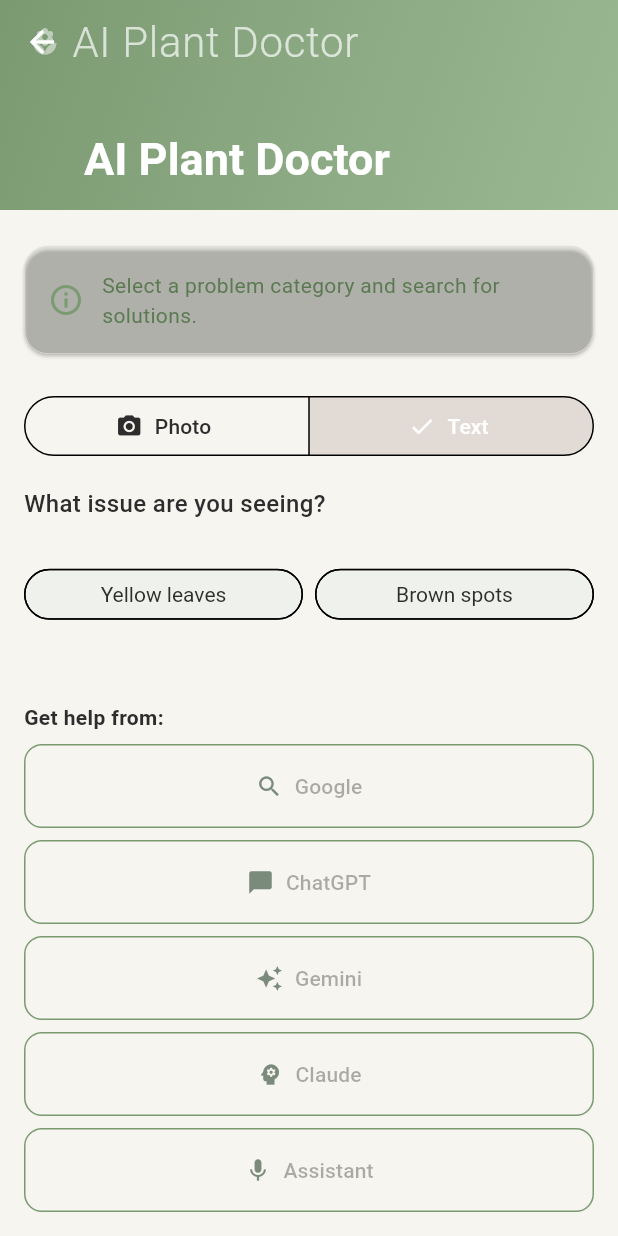
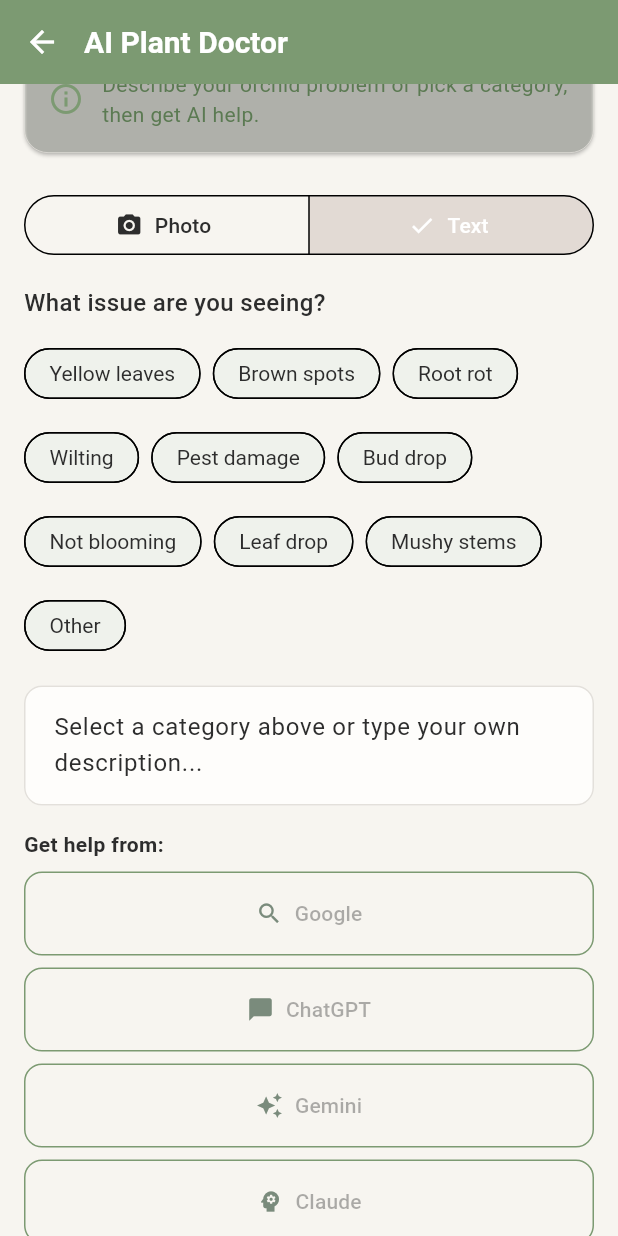
Before and after one commit to AllStarPlumberBob/OrchidLife-public, a Flutter app: the AIHandoffScreen screen opened directly, scrolled down 134 dp, after a tap on "Text", on a phone screen of 412 x 824 dp. Run offline on Flutter 3.47's test engine with Material 3 defaults, Android fonts, the phone set to English and light mode, and no system bars; our stand-ins replace drift, flutter_local_notifications, image_picker, permission_handler, share_plus, shared_preferences and 1 more; missing offline and left inert: android_intent_plus, light_sensor; accounts and stored records are empty; generated files the repository leaves out were written again.

Commit message:
fix: AI Plant Doctor bottom padding and free-text input UX
Add bottom system inset padding so service buttons aren't hidden behind
the transparent Android nav bar. Replace the dead-end category-only text
mode with a free-text TextField that auto-populates from chip selection
and also accepts custom descriptions.

Co-Authored-By: Claude Opus 4.6 <noreply@anthropic.com>

```diff
--- a/lib/screens/tools_screen.dart
+++ b/lib/screens/tools_screen.dart
@@ -562,6 +562,8 @@ class _AIHandoffScreenState extends State<AIHandoffScreen> {
   final _promptController = TextEditingController(
     text: 'I have an orchid with a problem. Can you identify any health issues and suggest treatment?',
   );
+  final _textDescriptionController = TextEditingController();
+  final _textDescriptionFocusNode = FocusNode();
 
   static const List<String> _problemCategories = [
     'Yellow leaves',
@@ -576,7 +578,32 @@ class _AIHandoffScreenState extends State<AIHandoffScreen> {
     'Other',
   ];
 
-  bool get _hasSelection => _selectedImage != null || _selectedProblem != null;
+  static const Map<String, String> _problemPrompts = {
+    'Yellow leaves': 'My orchid has yellow leaves. What could be causing this and how should I treat it?',
+    'Brown spots': 'My orchid has brown spots on its leaves. What is causing this and what should I do?',
+    'Root rot': 'I think my orchid has root rot. How do I confirm this and save the plant?',
+    'Wilting': 'My orchid is wilting even though I water it. What could be wrong and how do I fix it?',
+    'Pest damage': 'My orchid appears to have pest damage. How do I identify the pest and treat it?',
+    'Bud drop': 'My orchid keeps dropping its buds before they bloom. What causes this and how do I prevent it?',
+    'Not blooming': 'My orchid hasn\'t bloomed in a long time. How can I encourage it to bloom again?',
+    'Leaf drop': 'My orchid is losing its leaves. What could be causing this and how should I respond?',
+    'Mushy stems': 'My orchid has mushy or soft stems. Is this a sign of disease and what should I do?',
+  };
+
+  bool get _hasSelection =>
+      _selectedImage != null ||
+      _selectedProblem != null ||
+      _textDescriptionController.text.trim().isNotEmpty;
+
+  @override
+  void initState() {
+    super.initState();
+    _textDescriptionController.addListener(_onTextDescriptionChanged);
+  }
+
+  void _onTextDescriptionChanged() {
+    setState(() {});
+  }
 
   @override
   Widget build(BuildContext context) {
@@ -590,7 +617,10 @@ class _AIHandoffScreenState extends State<AIHandoffScreen> {
           SliverFillRemaining(
             hasScrollBody: false,
             child: Padding(
-              padding: const EdgeInsets.all(16),
+              padding: EdgeInsets.fromLTRB(
+                16, 16, 16,
+                16 + MediaQuery.of(context).padding.bottom,
+              ),
               child: Column(
                 crossAxisAlignment: CrossAxisAlignment.stretch,
                 children: [
@@ -606,7 +636,7 @@ class _AIHandoffScreenState extends State<AIHandoffScreen> {
                           Expanded(
                             child: Text(
                               _isTextMode
-                                  ? 'Select a problem category and search for solutions.'
+                                  ? 'Describe your orchid problem or pick a category, then get AI help.'
                                   : 'Take a photo of your orchid and send it to an AI assistant for diagnosis.',
                               style: const TextStyle(color: AppTheme.primaryDark),
                             ),
@@ -640,6 +670,7 @@ class _AIHandoffScreenState extends State<AIHandoffScreen> {
                           _selectedImage = null;
                         } else {
                           _selectedProblem = null;
+                          _textDescriptionController.clear();
                         }
                       });
                     },
@@ -783,59 +814,56 @@ class _AIHandoffScreenState extends State<AIHandoffScreen> {
           style: TextStyle(fontWeight: FontWeight.w500, fontSize: 16),
         ),
         const SizedBox(height: 12),
-        Expanded(
-          child: GridView.builder(
-            gridDelegate: const SliverGridDelegateWithFixedCrossAxisCount(
-              crossAxisCount: 2,
-              childAspectRatio: 2.5,
-              crossAxisSpacing: 8,
-              mainAxisSpacing: 8,
-            ),
-            itemCount: _problemCategories.length,
-            itemBuilder: (context, index) {
-              final problem = _problemCategories[index];
+        Wrap(
+          spacing: 8,
+          runSpacing: 8,
+          children: _problemCategories.map((problem) {
             final isSelected = _selectedProblem == problem;
             return ChoiceChip(
-                label: SizedBox(
-                  width: double.infinity,
-                  child: Text(
+              label: Text(
                 problem,
-                    textAlign: TextAlign.center,
                 style: TextStyle(
                   color: isSelected ? Colors.white : null,
-                    ),
                 ),
               ),
               selected: isSelected,
               selectedColor: AppTheme.primary,
               onSelected: (selected) {
                 setState(() {
+                  if (problem == 'Other') {
                     _selectedProblem = selected ? problem : null;
+                    _textDescriptionController.clear();
+                    if (selected) {
+                      _textDescriptionFocusNode.requestFocus();
+                    }
+                  } else if (selected) {
+                    _selectedProblem = problem;
+                    _textDescriptionController.text =
+                        _problemPrompts[problem] ?? 'My orchid has $problem.';
+                  } else {
+                    _selectedProblem = null;
+                    _textDescriptionController.clear();
+                  }
                 });
               },
             );
-            },
+          }).toList(),
         ),
-        ),
-        if (_selectedProblem != null) ...[
-          const SizedBox(height: 12),
-          Card(
-            color: AppTheme.primary.withValues(alpha: 0.08),
-            child: Padding(
-              padding: const EdgeInsets.all(12),
-              child: Row(
-                children: [
-                  const Icon(Icons.check_circle, color: AppTheme.primary),
-                  const SizedBox(width: 8),
-                  Text(
-                    'Selected: $_selectedProblem',
-                    style: const TextStyle(fontWeight: FontWeight.w500),
-                  ),
-                ],
+        const SizedBox(height: 16),
+        Expanded(
+          child: TextField(
+            controller: _textDescriptionController,
+            focusNode: _textDescriptionFocusNode,
+            maxLines: null,
+            expands: true,
+            textAlignVertical: TextAlignVertical.top,
+            decoration: const InputDecoration(
+              hintText: 'Select a category above or type your own description...',
+              border: OutlineInputBorder(),
+              alignLabelWithHint: true,
             ),
           ),
         ),
-        ],
       ],
     );
   }
@@ -896,9 +924,11 @@ class _AIHandoffScreenState extends State<AIHandoffScreen> {
   }
 
   Future<void> _searchGoogle() async {
-    final query = Uri.encodeComponent(
-      'orchid ${_selectedProblem ?? 'problem'} treatment how to fix',
-    );
+    final textDescription = _textDescriptionController.text.trim();
+    final searchTerm = textDescription.isNotEmpty
+        ? textDescription
+        : 'orchid ${_selectedProblem ?? 'problem'} treatment how to fix';
+    final query = Uri.encodeComponent(searchTerm);
     final url = Uri.parse('https://www.google.com/search?q=$query');
     if (await canLaunchUrl(url)) {
       await launchUrl(url, mode: LaunchMode.externalApplication);
@@ -906,7 +936,10 @@ class _AIHandoffScreenState extends State<AIHandoffScreen> {
   }
 
   Future<void> _launchVoiceAssistant() async {
-    final query = _selectedProblem != null
+    final textDescription = _textDescriptionController.text.trim();
+    final query = textDescription.isNotEmpty
+        ? textDescription
+        : _selectedProblem != null
             ? 'How to fix $_selectedProblem on my orchid'
             : 'Help me with my orchid';
 
@@ -976,9 +1009,18 @@ class _AIHandoffScreenState extends State<AIHandoffScreen> {
   }
 
   void _showFollowUpInstructions(String service) {
-    final message = _isTextMode && _selectedProblem != null
-        ? 'Opening $service... Ask about "$_selectedProblem" on orchids.'
-        : 'Opening $service... Upload your photo and ask your question there.';
+    final textDescription = _textDescriptionController.text.trim();
+    final String message;
+    if (_isTextMode && textDescription.isNotEmpty) {
+      final preview = textDescription.length > 60
+          ? '${textDescription.substring(0, 60)}...'
+          : textDescription;
+      message = 'Opening $service... Ask: "$preview"';
+    } else if (_isTextMode && _selectedProblem != null) {
+      message = 'Opening $service... Ask about "$_selectedProblem" on orchids.';
+    } else {
+      message = 'Opening $service... Upload your photo and ask your question there.';
+    }
 
     ScaffoldMessenger.of(context).showSnackBar(
       SnackBar(
@@ -990,6 +1032,9 @@ class _AIHandoffScreenState extends State<AIHandoffScreen> {
 
   @override
   void dispose() {
+    _textDescriptionController.removeListener(_onTextDescriptionChanged);
+    _textDescriptionController.dispose();
+    _textDescriptionFocusNode.dispose();
     _promptController.dispose();
     super.dispose();
   }
```
Lines whose indentation alone changed are shown as unchanged.
